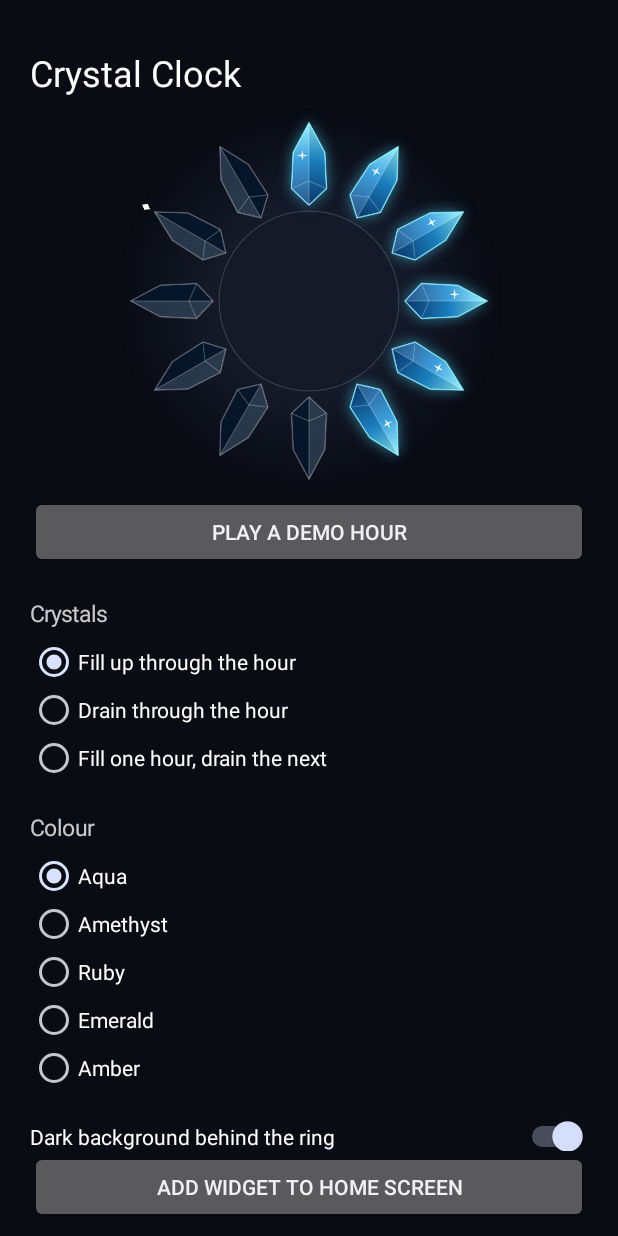
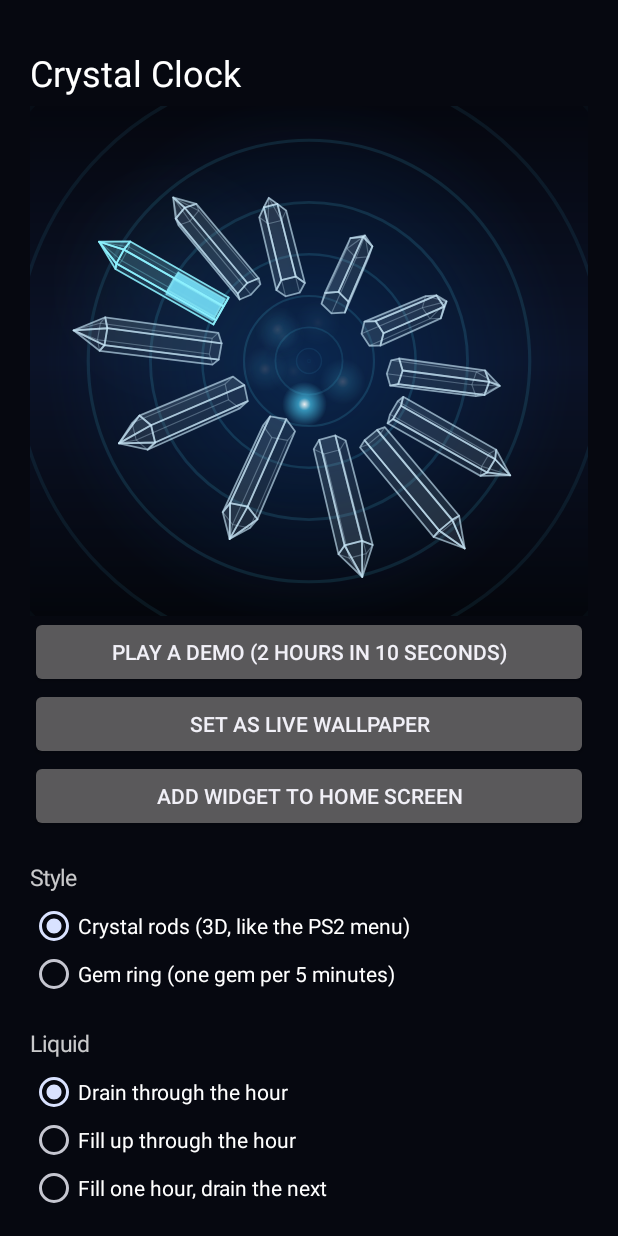
Before and after one commit to ajone79/Crystal-clock-widget, an Android app: the screen it shows after launch (SettingsActivity), on a phone screen of 412 x 824 dp. Run offline under Robolectric (Android 15) with nearby library versions, the phone set to English and light mode, and no system bars.

Commit message:
Add 3D crystal rod style and live wallpaper
Twelve hexagonal rods form a clock face; the current hour's rod drains
through the hour. As a live wallpaper the face turns once a minute and
seven orbs swirl in the centre, grouping on round seconds.

Co-Authored-By: Claude Opus 5.5 <noreply@anthropic.com>
Claude-Session: https://claude.ai/code/session_01LVUuBRtRHs5GYsz3r17jdd

```diff
--- a/app/src/main/java/io/github/ajone79/crystalclock/Prefs.kt
+++ b/app/src/main/java/io/github/ajone79/crystalclock/Prefs.kt
@@ -5,8 +5,13 @@ import android.content.Context
 class Prefs(context: Context) {
     private val sp = context.getSharedPreferences("crystal_clock", Context.MODE_PRIVATE)
 
+    /** "prism" (3D rods, PS2-menu feel) or "gems" (flat ring of 12 gems). */
+    var style: String
+        get() = sp.getString("style", "prism") ?: "prism"
+        set(v) = sp.edit().putString("style", v).apply()
+
     var mode: String
-        get() = sp.getString("mode", "fill") ?: "fill"
+        get() = sp.getString("mode", "drain") ?: "drain"
         set(v) = sp.edit().putString("mode", v).apply()
 
     var palette: String
@@ -16,4 +21,8 @@ class Prefs(context: Context) {
     var backdrop: Boolean
         get() = sp.getBoolean("backdrop", true)
         set(v) = sp.edit().putBoolean("backdrop", v).apply()
+
+    var showTime: Boolean
+        get() = sp.getBoolean("show_time", true)
+        set(v) = sp.edit().putBoolean("show_time", v).apply()
 }
--- /dev/null
+++ b/app/src/main/java/io/github/ajone79/crystalclock/PreviewView.kt
@@ -0,0 +1,51 @@
+package io.github.ajone79.crystalclock
+
+import android.content.Context
+import android.graphics.Canvas
+import android.os.SystemClock
+import android.view.View
+import java.util.Calendar
+
+/** Live, animated preview in the settings screen. */
+class PreviewView(context: Context) : View(context) {
+    private val prefs = Prefs(context)
+    private val start = SystemClock.elapsedRealtime()
+
+    /** When set, plays a fast "demo hour" instead of the real time. */
+    var demoStartedAt = -1L
+
+    override fun onDraw(canvas: Canvas) {
+        val now = Calendar.getInstance()
+        var sec = now.get(Calendar.SECOND) + now.get(Calendar.MILLISECOND) / 1000f
+        var minute = now.get(Calendar.MINUTE) + sec / 60f
+        var hour = now.get(Calendar.HOUR_OF_DAY)
+        val t = (SystemClock.elapsedRealtime() - start) / 1000f
+
+        if (demoStartedAt >= 0) {
+            // Two hours in 10 seconds.
+            val d = (SystemClock.elapsedRealtime() - demoStartedAt) / 10_000f
+            if (d >= 1f) demoStartedAt = -1 else {
+                val total = d * 120f
+                hour = (hour + total.toInt() / 60) % 24
+                minute = total % 60f
+                sec = (minute * 60f) % 60f
+            }
+        }
+
+        if (prefs.style == "gems") {
+            val side = minOf(width, height)
+            val bmp = CrystalRenderer.render(side, minute, hour, prefs.mode, prefs.palette, prefs.backdrop)
+            canvas.drawBitmap(bmp, (width - side) / 2f, (height - side) / 2f, null)
+            bmp.recycle()
+        } else {
+            PrismRenderer.draw(
+                canvas, width, height,
+                secondOfMinute = sec, minuteOfHour = minute, hour24 = hour,
+                mode = prefs.mode, paletteKey = prefs.palette,
+                tSec = t, animate = true,
+                fullBackground = true, backdrop = false,
+            )
+        }
+        postInvalidateOnAnimation()
+    }
+}
--- /dev/null
+++ b/app/src/main/java/io/github/ajone79/crystalclock/PrismRenderer.kt
@@ -0,0 +1,305 @@
+package io.github.ajone79.crystalclock
+
+import android.graphics.Canvas
+import android.graphics.Color
+import android.graphics.LinearGradient
+import android.graphics.Paint
+import android.graphics.Path
+import android.graphics.RadialGradient
+import android.graphics.Shader
+import kotlin.math.PI
+import kotlin.math.abs
+import kotlin.math.cos
+import kotlin.math.max
+import kotlin.math.min
+import kotlin.math.roundToInt
+import kotlin.math.sin
+import kotlin.math.sqrt
+
+/**
+ * A 3D ring of 12 hexagonal crystal rods laid out like the face of an analog clock.
+ *
+ * - The rod for the current hour holds liquid that drains (or fills) through the hour.
+ * - The whole face turns once a minute around the axis of the lit rod (face-on at :00 and :30).
+ * - Seven orbs swirl in the middle. Their sphere grows through the hour, and on
+ *   "round" seconds they gather into groups (1 at :00, 2 at :30, 3 at :20/:40, ...).
+ */
+object PrismRenderer {
+
+    private class V(val x: Float, val y: Float, val z: Float) {
+        operator fun plus(o: V) = V(x + o.x, y + o.y, z + o.z)
+        operator fun minus(o: V) = V(x - o.x, y - o.y, z - o.z)
+        operator fun times(k: Float) = V(x * k, y * k, z * k)
+        fun dot(o: V) = x * o.x + y * o.y + z * o.z
+        fun cross(o: V) = V(y * o.z - z * o.y, z * o.x - x * o.z, x * o.y - y * o.x)
+        fun norm(): V { val l = sqrt(dot(this)); return if (l == 0f) this else this * (1f / l) }
+    }
+
+    private class Face(val pts: List<V>, val z: Float, val fill: Int, val edge: Int, val edgeW: Float)
+
+    private val light = V(-0.45f, 0.6f, 0.75f).norm()
+    private const val CAM = 4.2f
+
+    // Rod geometry, in units where the ring's outer radius is ~1.
+    private const val R0 = 0.42f
+    private const val R1 = 0.88f
+    private const val TIP = 0.11f
+    private const val A = 0.065f
+
+    /**
+     * @param secondOfMinute 0..60 with fraction (used for the turn and orb grouping when [animate])
+     * @param minuteOfHour 0..60 with fraction
+     * @param tSec free-running time in seconds, for spin and orb motion
+     * @param fullBackground draw the deep "tunnel" background over the whole canvas (wallpaper)
+     * @param backdrop draw a round dark disc behind the clock (widget)
+     */
+    fun draw(
+        c: Canvas, w: Int, h: Int,
+        secondOfMinute: Float, minuteOfHour: Float, hour24: Int,
+        mode: String, paletteKey: String,
+        tSec: Float, animate: Boolean,
+        fullBackground: Boolean, backdrop: Boolean,
+    ) {
+        val pal = CrystalRenderer.palettes[paletteKey] ?: CrystalRenderer.palettes.getValue("aqua")
+        val cx = w / 2f
+        val cy = h / 2f
+        val minSide = min(w, h).toFloat()
+        val scale = minSide * 0.47f
+        val p = Paint(Paint.ANTI_ALIAS_FLAG)
+
+        if (fullBackground) drawTunnel(c, w, h, tSec, pal, p)
+        if (backdrop) {
+            p.shader = RadialGradient(
+                cx, cy, minSide / 2f,
+                intArrayOf(Color.argb(225, 14, 20, 38), Color.argb(235, 4, 6, 14)),
+                floatArrayOf(0.35f, 1f), Shader.TileMode.CLAMP,
+            )
+            c.drawCircle(cx, cy, minSide / 2f, p)
+            p.shader = null
+        }
+
+        val drain = when (mode) {
+            "fill" -> false
+            "alternate" -> hour24 % 2 == 1
+            else -> true
+        }
+        val minuteFrac = (minuteOfHour / 60f).coerceIn(0f, 1f)
+        val level = if (drain) 1f - minuteFrac else minuteFrac
+        val hourIdx = hour24 % 12
+
+        // Face rotation: around the lit rod's axis. One full turn per minute.
+        val hourDir = radial(hourIdx)
+        val turn = if (animate) (secondOfMinute / 60f) * 2f * PI.toFloat() else 0.62f
+        val tilt = if (animate) 0.18f else 0f // a slight constant lean so it never looks flat
+        fun place(v: V): V {
+            val r = rotate(v, hourDir, turn)
+            return rotate(r, V(1f, 0f, 0f), tilt)
+        }
+
+        val faces = ArrayList<Face>(200)
+        val cam = V(0f, 0f, CAM)
+
+        for (i in 0 until 12) {
+            val lit = i == hourIdx
+            val u = radial(i)
+            val vIn = V(-u.y, u.x, 0f)
+            val nz = V(0f, 0f, 1f)
+            val spin = if (animate) tSec * 0.5f + i * 0.9f else i * 0.55f
+
+            fun ring(r: Float, a: Float): List<V> = List(6) { k ->
+                val ang = spin + k * (PI.toFloat() / 3f)
+                u * r + vIn * (a * cos(ang)) + nz * (a * sin(ang))
+            }
+
+            val inner = ring(R0, A).map(::place)
+            val outer = ring(R1, A).map(::place)
+            val apex = place(u * (R1 + TIP))
+            val centre = place(u * ((R0 + R1) / 2f))
+
+            val glassRGB = if (lit) pal.bright else 0xFFCFEFFF.toInt()
+            fun addFace(pts: List<V>, liquid: Boolean = false) {
+                val fc = centroid(pts)
+                var n = (pts[1] - pts[0]).cross(pts[2] - pts[0]).norm()
+                if (n.dot(fc - centre) < 0f) n = n * -1f
+                val front = n.dot(cam - fc) > 0f
+                val shade = 0.35f + 0.65f * max(0f, n.dot(light))
+                val fill: Int
+                val edge: Int
+                if (liquid) {
+                    val base = lerpColor(pal.mid, pal.bright, shade)
+                    fill = withAlpha(base, if (front) 235 else 170)
+                    edge = withAlpha(pal.bright, if (front) 160 else 60)
+                } else {
+                    fill = withAlpha(lerpColor(0xFF1A2A44.toInt(), glassRGB, shade), ((if (front) 34 else 16) + (if (lit) 18 else 0)))
+                    edge = withAlpha(glassRGB, if (front) (if (lit) 220 else 140) else 45)
+                }
+                faces.add(Face(pts, fc.z, fill, edge, if (front) 1.3f else 0.8f))
+            }
+
+            // Glass rod: 6 sides, inner cap, pointed tip.
+            for (k in 0 until 6) {
+                val k2 = (k + 1) % 6
+                addFace(listOf(inner[k], inner[k2], outer[k2], outer[k]))
+                addFace(listOf(outer[k], outer[k2], apex))
+            }
+            addFace(inner.reversed())
+
+            // Liquid inside the lit rod.
+            if (lit && level > 0.001f) {
+                val top = R0 + 0.01f + (R1 - R0 - 0.02f) * level
+                val li = ring(R0 + 0.01f, A * 0.8f).map(::place)
+                val lo = ring(top, A * 0.8f).map(::place)
+                for (k in 0 until 6) {
+                    val k2 = (k + 1) % 6
+                    addFace(listOf(li[k], li[k2], lo[k2], lo[k]), liquid = true)
+                }
+                addFace(lo, liquid = true)
+            }
+        }
+
+        // Orbs.
+        val orbs = orbPositions(secondOfMinute, minuteFrac, tSec, animate, hourDir).map(::place)
+
+        // Paint back to front.
+        faces.sortBy { it.z }
+        val path = Path()
+        val stroke = Paint(Paint.ANTI_ALIAS_FLAG).apply { style = Paint.Style.STROKE; strokeJoin = Paint.Join.ROUND }
+        val fillP = Paint(Paint.ANTI_ALIAS_FLAG)
+        val unit = minSide / 512f
+
+        fun proj(v: V): Pair<Float, Float> {
+            val d = CAM - v.z
+            return Pair(cx + scale * v.x * CAM / d, cy - scale * v.y * CAM / d)
+        }
+
+        // Interleave orbs by depth.
+        val orbSorted = orbs.sortedBy { it.z }
+        var oi = 0
+        fun drawOrb(o: V) {
+            val (x, y) = proj(o)
+            val d = CAM - o.z
+            val r = 10f * unit * CAM / d
+            fillP.shader = RadialGradient(
+                x, y, r * 2.2f,
+                intArrayOf(Color.WHITE, withAlpha(pal.glow, 170), withAlpha(pal.glow, 0)),
+                floatArrayOf(0f, 0.28f, 1f), Shader.TileMode.CLAMP,
+            )
+            c.drawCircle(x, y, r * 2.2f, fillP)
+            fillP.shader = null
+        }
+
+        for (face in faces) {
+            while (oi < orbSorted.size && orbSorted[oi].z < face.z) drawOrb(orbSorted[oi++])
+            path.reset()
+            face.pts.forEachIndexed { idx, v ->
+                val (x, y) = proj(v)
+                if (idx == 0) path.moveTo(x, y) else path.lineTo(x, y)
+            }
+            path.close()
+            fillP.color = face.fill
+            c.drawPath(path, fillP)
+            stroke.color = face.edge
+            stroke.strokeWidth = face.edgeW * unit * 1.4f
+            c.drawPath(path, stroke)
+        }
+        while (oi < orbSorted.size) drawOrb(orbSorted[oi++])
+
+        // Soft glow around the lit rod.
+        val litC = place(hourDir * ((R0 + R1) / 2f))
+        val (gx, gy) = proj(litC)
+        fillP.shader = RadialGradient(
+            gx, gy, 120f * unit,
+            intArrayOf(withAlpha(pal.glow, (40 + 60 * level).toInt()), withAlpha(pal.glow, 0)),
+            null, Shader.TileMode.CLAMP,
+        )
+        c.drawCircle(gx, gy, 120f * unit, fillP)
+        fillP.shader = null
+    }
+
+    /** How many groups the 7 orbs gather into on a given whole second (7 = no grouping). */
+    fun groupsFor(sec: Int): Int = when {
+        sec % 60 == 0 -> 1
+        sec % 30 == 0 -> 2
+        sec % 20 == 0 -> 3
+        sec % 15 == 0 -> 4
+        sec % 12 == 0 -> 5
+        sec % 10 == 0 -> 6
+        else -> 7
+    }
+
+    private fun orbPositions(sec: Float, minuteFrac: Float, t: Float, animate: Boolean, hourDir: V): List<V> {
+        val rho = 0.06f + 0.26f * minuteFrac
+        val tt = if (animate) t else minuteFrac * 400f
+        val base = List(7) { j ->
+            val a = tt * (0.9f + 0.17f * j) + j * 0.9f
+            val b = tt * (0.55f + 0.11f * j) + j * 2.1f
+            V(cos(a) * sin(b), sin(a) * sin(b), cos(b)) * rho
+        }
+        if (!animate) return base
+        val n = sec.roundToInt()
+        val g = groupsFor(n)
+        if (g >= 7) return base
+        val d = abs(sec - n)
+        val k = smooth(1f - (d / 0.7f).coerceIn(0f, 1f))
+        return base.mapIndexed { j, v ->
+            val target = if (g == 1) hourDir * rho else base[j % g]
+            v + (target - v) * k
+        }
+    }
+
+    private fun drawTunnel(c: Canvas, w: Int, h: Int, t: Float, pal: CrystalRenderer.Palette, p: Paint) {
+        val cx = w / 2f
+        val cy = h / 2f
+        val maxR = sqrt(cx * cx + cy * cy)
+        p.shader = LinearGradient(0f, 0f, 0f, h.toFloat(),
+            intArrayOf(0xFF05070F.toInt(), 0xFF0B1328.toInt(), 0xFF04060C.toInt()), null, Shader.TileMode.CLAMP)
+        c.drawRect(0f, 0f, w.toFloat(), h.toFloat(), p)
+        p.shader = RadialGradient(cx, cy, maxR * 0.7f,
+            intArrayOf(withAlpha(pal.deep, 120), withAlpha(pal.deep, 0)), null, Shader.TileMode.CLAMP)
+        c.drawCircle(cx, cy, maxR, p)
+        p.shader = null
+        // Rings drifting outward: the sense of slowly falling down a tunnel.
+        p.style = Paint.Style.STROKE
+        val count = 9
+        for (k in 0 until count) {
+            val q = ((k + t * 0.06f) % count) / count
+            val r = q * q * maxR * 1.1f
+            p.strokeWidth = 1f + q * 3f
+            p.color = withAlpha(pal.glow, (q * (1f - q) * 4f * 38f).toInt())
+            c.drawCircle(cx, cy, r, p)
+        }
+        p.style = Paint.Style.FILL
+    }
+
+    private fun radial(i: Int): V {
+        val a = (PI / 2 - i * PI / 6).toFloat()
+        return V(cos(a), sin(a), 0f)
+    }
+
+    private fun rotate(v: V, axis: V, ang: Float): V {
+        val k = axis.norm()
+        val c = cos(ang)
+        val s = sin(ang)
+        return v * c + k.cross(v) * s + k * (k.dot(v) * (1 - c))
+    }
+
+    private fun centroid(pts: List<V>): V {
+        var x = 0f; var y = 0f; var z = 0f
+        for (q in pts) { x += q.x; y += q.y; z += q.z }
+        val n = pts.size.toFloat()
+        return V(x / n, y / n, z / n)
+    }
+
+    private fun smooth(x: Float) = x * x * (3 - 2 * x)
+
+    private fun withAlpha(color: Int, a: Int) = (color and 0x00FFFFFF) or (a.coerceIn(0, 255) shl 24)
+
+    private fun lerpColor(a: Int, b: Int, t: Float): Int {
+        val u = t.coerceIn(0f, 1f)
+        return Color.rgb(
+            (Color.red(a) + (Color.red(b) - Color.red(a)) * u).toInt(),
+            (Color.green(a) + (Color.green(b) - Color.green(a)) * u).toInt(),
+            (Color.blue(a) + (Color.blue(b) - Color.blue(a)) * u).toInt(),
+        )
+    }
+}
--- a/app/src/main/java/io/github/ajone79/crystalclock/SettingsActivity.kt
+++ b/app/src/main/java/io/github/ajone79/crystalclock/SettingsActivity.kt
@@ -1,16 +1,15 @@
 package io.github.ajone79.crystalclock
 
 import android.app.Activity
+import android.app.WallpaperManager
 import android.appwidget.AppWidgetManager
 import android.content.ComponentName
+import android.content.Intent
 import android.graphics.Color
 import android.os.Bundle
-import android.os.Handler
-import android.os.Looper
-import android.view.Gravity
+import android.os.SystemClock
 import android.view.View
 import android.widget.Button
-import android.widget.ImageView
 import android.widget.LinearLayout
 import android.widget.RadioButton
 import android.widget.RadioGroup
@@ -18,14 +17,11 @@ import android.widget.ScrollView
 import android.widget.Switch
 import android.widget.TextView
 import android.widget.Toast
-import java.util.Calendar
 
 class SettingsActivity : Activity() {
 
     private lateinit var prefs: Prefs
-    private lateinit var preview: ImageView
-    private val handler = Handler(Looper.getMainLooper())
-    private var demoStep = -1
+    private lateinit var preview: PreviewView
 
     override fun onCreate(savedInstanceState: Bundle?) {
         super.onCreate(savedInstanceState)
@@ -45,19 +41,35 @@ class SettingsActivity : Activity() {
 
         col.addView(label("Crystal Clock", big = true))
 
-        preview = ImageView(this).apply {
-            layoutParams = LinearLayout.LayoutParams(LinearLayout.LayoutParams.MATCH_PARENT, (260 * dp).toInt())
+        preview = PreviewView(this).apply {
+            layoutParams = LinearLayout.LayoutParams(LinearLayout.LayoutParams.MATCH_PARENT, (340 * dp).toInt())
         }
         col.addView(preview)
 
         col.addView(Button(this).apply {
-            text = "Play a demo hour"
-            setOnClickListener { startDemo() }
+            text = "Play a demo (2 hours in 10 seconds)"
+            setOnClickListener { preview.demoStartedAt = SystemClock.elapsedRealtime() }
         })
 
-        col.addView(label("Crystals"))
+        col.addView(Button(this).apply {
+            text = "Set as live wallpaper"
+            setOnClickListener { setWallpaper() }
+        })
+
+        col.addView(Button(this).apply {
+            text = "Add widget to home screen"
+            setOnClickListener { pinWidget() }
+        })
+
+        col.addView(label("Style"))
         col.addView(radioGroup(
-            listOf("fill" to "Fill up through the hour", "drain" to "Drain through the hour", "alternate" to "Fill one hour, drain the next"),
+            listOf("prism" to "Crystal rods (3D, like the PS2 menu)", "gems" to "Gem ring (one gem per 5 minutes)"),
+            prefs.style,
+        ) { prefs.style = it })
+
+        col.addView(label("Liquid"))
+        col.addView(radioGroup(
+            listOf("drain" to "Drain through the hour", "fill" to "Fill up through the hour", "alternate" to "Fill one hour, drain the next"),
             prefs.mode,
         ) { prefs.mode = it })
 
@@ -68,25 +80,27 @@ class SettingsActivity : Activity() {
         ) { prefs.palette = it })
 
         col.addView(Switch(this).apply {
-            text = "Dark background behind the ring"
+            text = "Dark background behind the widget"
             isChecked = prefs.backdrop
             setTextColor(Color.WHITE)
             setPadding(0, (20 * dp).toInt(), 0, 0)
             setOnCheckedChangeListener { _, on -> prefs.backdrop = on; changed() }
         })
 
-        col.addView(Button(this).apply {
-            text = "Add widget to home screen"
-            setOnClickListener { pinWidget() }
+        col.addView(Switch(this).apply {
+            text = "Show the time and date on the widget"
+            isChecked = prefs.showTime
+            setTextColor(Color.WHITE)
+            setPadding(0, (16 * dp).toInt(), 0, 0)
+            setOnCheckedChangeListener { _, on -> prefs.showTime = on; changed() }
         })
 
-        col.addView(label("Or: long-press your home screen, tap Widgets, find Crystal Clock, and drag it out. Tap the widget any time to come back here."))
+        col.addView(label("The live wallpaper is the full animated clock: the ring turns once a minute and seven orbs swirl in the middle. The widget shows a still frame that updates every minute. Tap the widget to come back here."))
 
         setContentView(ScrollView(this).apply {
-            setBackgroundColor(Color.rgb(10, 12, 20))
+            setBackgroundColor(Color.rgb(6, 8, 16))
             addView(col)
         })
-        drawPreview()
     }
 
     private fun radioGroup(options: List<Pair<String, String>>, current: String, onPick: (String) -> Unit): RadioGroup {
@@ -108,30 +122,23 @@ class SettingsActivity : Activity() {
     }
 
     private fun changed() {
-        drawPreview()
+        preview.invalidate()
         CrystalClockWidget.updateAll(this)
     }
 
-    private fun drawPreview(minute: Float? = null, hour: Int? = null) {
-        val now = Calendar.getInstance()
-        val m = minute ?: (now.get(Calendar.MINUTE) + now.get(Calendar.SECOND) / 60f)
-        val h = hour ?: now.get(Calendar.HOUR_OF_DAY)
-        preview.setImageBitmap(CrystalRenderer.render(720, m, h, prefs.mode, prefs.palette, prefs.backdrop))
-    }
-
-    /** Runs two hours in about 8 seconds so you can see fill and drain. */
-    private fun startDemo() {
-        handler.removeCallbacksAndMessages(null)
-        demoStep = 0
-        val tick = object : Runnable {
-            override fun run() {
-                if (demoStep > 240) { demoStep = -1; drawPreview(); return }
-                drawPreview(minute = (demoStep % 120) / 2f, hour = demoStep / 120)
-                demoStep++
-                handler.postDelayed(this, 33)
+    private fun setWallpaper() {
+        val component = ComponentName(this, PrismWallpaper::class.java)
+        val direct = Intent(WallpaperManager.ACTION_CHANGE_LIVE_WALLPAPER)
+            .putExtra(WallpaperManager.EXTRA_LIVE_WALLPAPER_COMPONENT, component)
+        try {
+            startActivity(direct)
+        } catch (e: Exception) {
+            try {
+                startActivity(Intent(WallpaperManager.ACTION_LIVE_WALLPAPER_CHOOSER))
+            } catch (e2: Exception) {
+                Toast.makeText(this, "Long-press your home screen, tap Wallpapers, and pick Crystal Clock.", Toast.LENGTH_LONG).show()
             }
         }
-        handler.post(tick)
     }
 
     private fun pinWidget() {
@@ -139,12 +146,7 @@ class SettingsActivity : Activity() {
         if (mgr.isRequestPinAppWidgetSupported) {
             mgr.requestPinAppWidget(ComponentName(this, CrystalClockWidget::class.java), null, null)
         } else {
-            Toast.makeText(this, "Your launcher can't do this. Long-press the home screen and pick Widgets.", Toast.LENGTH_LONG).show()
+            Toast.makeText(this, "Long-press the home screen and pick Widgets.", Toast.LENGTH_LONG).show()
         }
     }
-
-    override fun onPause() {
-        super.onPause()
-        handler.removeCallbacksAndMessages(null)
-    }
 }
--- a/app/src/main/res/layout/widget_crystal_clock.xml
+++ b/app/src/main/res/layout/widget_crystal_clock.xml
@@ -12,6 +12,7 @@
         android:scaleType="fitCenter" />
 
     <LinearLayout
+        android:id="@+id/labels"
         android:layout_width="wrap_content"
         android:layout_height="wrap_content"
         android:layout_gravity="center"
--- a/app/src/main/res/values/strings.xml
+++ b/app/src/main/res/values/strings.xml
@@ -1,5 +1,7 @@
 <resources>
     <string name="app_name">Crystal Clock</string>
     <string name="widget_name">Crystal Clock</string>
-    <string name="widget_description">Twelve crystals fill through the hour, one every five minutes.</string>
+    <string name="widget_description">A ring of 12 crystals. The lit crystal drains through the hour.</string>
+    <string name="wallpaper_name">Crystal Clock</string>
+    <string name="wallpaper_description">Twelve crystal rods turn slowly in the dark. The lit rod drains through the hour.</string>
 </resources>
--- /dev/null
+++ b/app/src/main/res/xml/wallpaper.xml
@@ -0,0 +1,5 @@
+<?xml version="1.0" encoding="utf-8"?>
+<wallpaper xmlns:android="http://schemas.android.com/apk/res/android"
+    android:description="@string/wallpaper_description"
+    android:settingsActivity="io.github.ajone79.crystalclock.SettingsActivity"
+    android:thumbnail="@drawable/widget_preview" />
```
Also changed, not shown: app/src/main/AndroidManifest.xml (+17 -0 lines), app/src/main/java/io/github/ajone79/crystalclock/CrystalClockWidget.kt (+21 -4 lines), app/src/main/java/io/github/ajone79/crystalclock/PrismWallpaper.kt (added, +67 -0 lines), app/src/main/res/drawable-nodpi/widget_preview.png, 4 other files.
